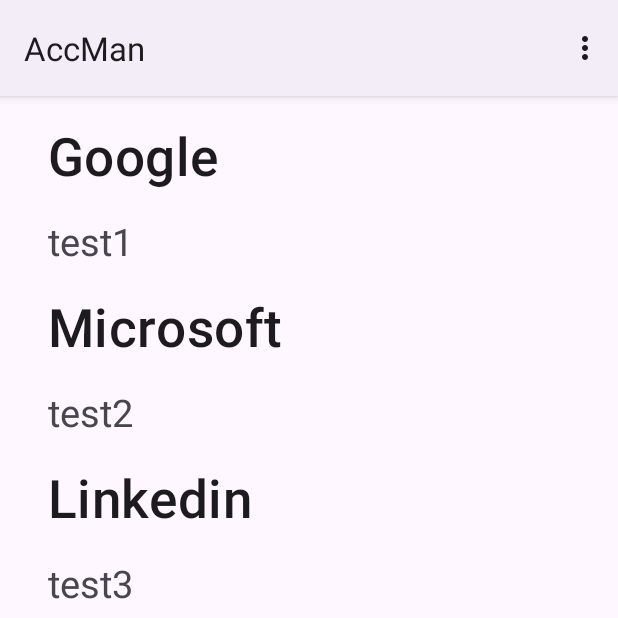
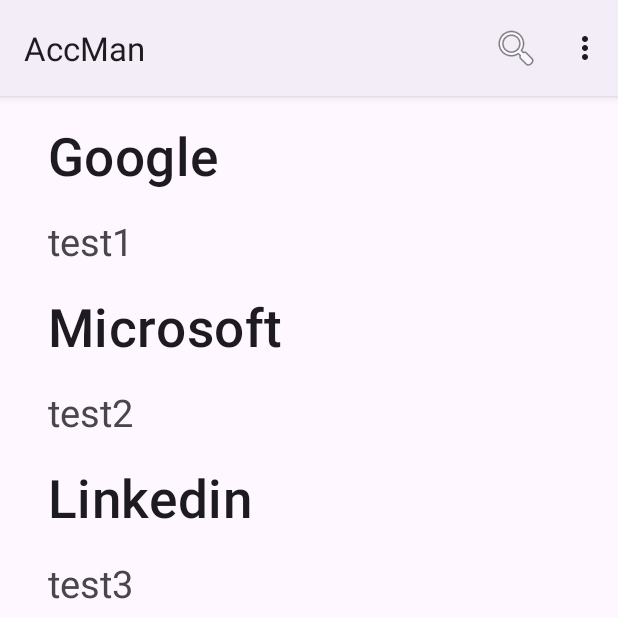
Before and after one commit to danhnguyen3107/CS175, an Android app: the screen it shows after launch (MainActivity), on a phone screen of 412 x 824 dp, the top half of it. Run offline under Robolectric (Android 15) with nearby library versions, the light colour scheme and no system bars; our stand-ins replace navigation-ui; 1 statement that could not run was skipped.

Commit message:
Update menu.xml
Added search in menu.

```diff
--- a/app/src/main/res/menu/menu.xml
+++ b/app/src/main/res/menu/menu.xml
@@ -1,5 +1,11 @@
 <?xml version="1.0" encoding="utf-8"?>
-<menu xmlns:android="http://schemas.android.com/apk/res/android">
+<menu xmlns:android="http://schemas.android.com/apk/res/android"
+    xmlns:app="http://schemas.android.com/apk/res-auto">
+    <item
+        android:id="@+id/search"
+        app:showAsAction="always|withText"
+        android:icon="@android:drawable/ic_menu_search"
+        android:title="@string/search"/>
     <item
         android:id="@+id/add"
         android:title="@string/add_account"/>
```
